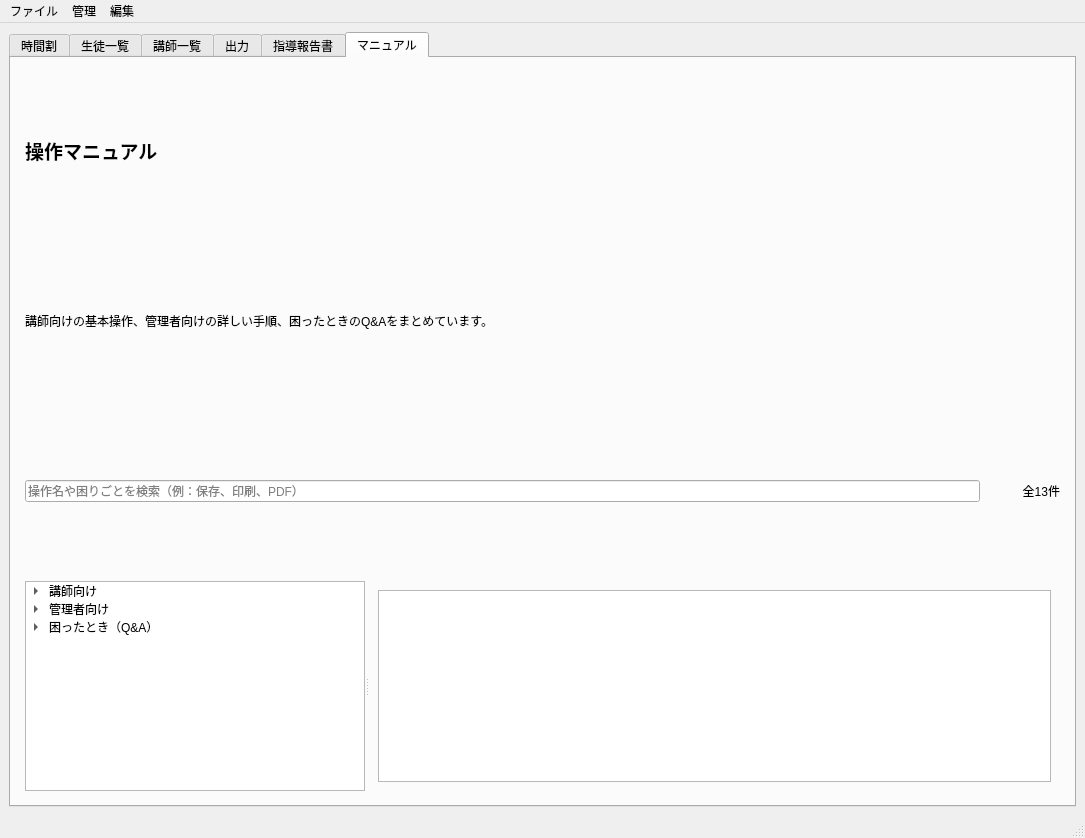
Before: the Qt Designer form mainwindow.ui in ROMEKANA/TimeTable, drawn with Qt 5.
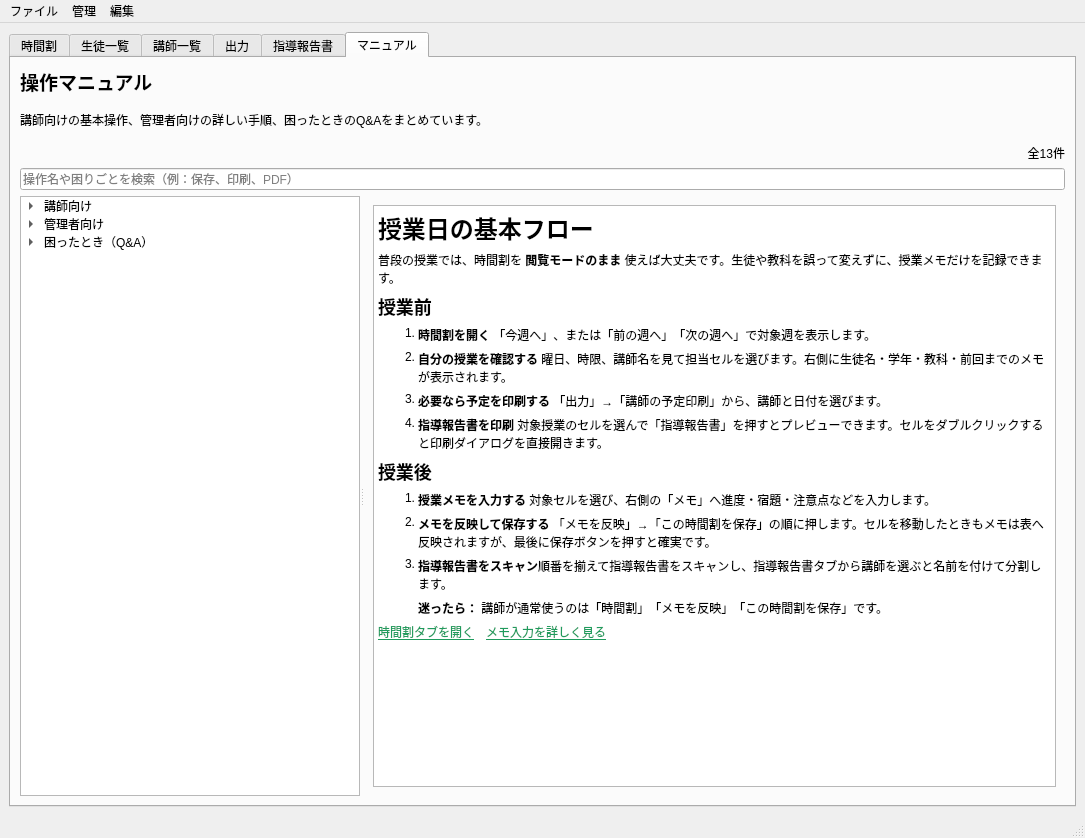
After: the same form once the commit is applied. The open tabs and pages were chosen to show the change. Custom widgets are drawn as their Qt base class.

Commit message: 軽く改修

What changed in the file:
```diff
--- a/mainwindow.ui
+++ b/mainwindow.ui
@@ -881,24 +881,15 @@
        <attribute name="title">
         <string>マニュアル</string>
        </attribute>
-       <layout class="QVBoxLayout" name="manualLayout">
-        <property name="leftMargin">
-         <number>14</number>
-        </property>
-        <property name="topMargin">
-         <number>12</number>
-        </property>
-        <property name="rightMargin">
-         <number>14</number>
-        </property>
-        <property name="bottomMargin">
-         <number>14</number>
-        </property>
-        <property name="spacing">
-         <number>10</number>
-        </property>
+       <layout class="QVBoxLayout" name="verticalLayout_3">
         <item>
          <widget class="QLabel" name="manualTitleLabel">
+          <property name="sizePolicy">
+           <sizepolicy hsizetype="Preferred" vsizetype="Fixed">
+            <horstretch>0</horstretch>
+            <verstretch>0</verstretch>
+           </sizepolicy>
+          </property>
           <property name="font">
            <font>
             <pointsize>14</pointsize>
@@ -912,6 +903,12 @@
         </item>
         <item>
          <widget class="QLabel" name="manualDescriptionLabel">
+          <property name="sizePolicy">
+           <sizepolicy hsizetype="Preferred" vsizetype="Fixed">
+            <horstretch>0</horstretch>
+            <verstretch>0</verstretch>
+           </sizepolicy>
+          </property>
           <property name="text">
            <string>講師向けの基本操作、管理者向けの詳しい手順、困ったときのQ&amp;Aをまとめています。</string>
           </property>
@@ -921,37 +918,39 @@
          </widget>
         </item>
         <item>
-         <layout class="QHBoxLayout" name="manualSearchLayout">
-          <item>
-           <widget class="QLineEdit" name="manualSearchEdit">
-            <property name="accessibleName">
-             <string>マニュアルを検索</string>
-            </property>
-            <property name="placeholderText">
-             <string>操作名や困りごとを検索（例：保存、印刷、PDF）</string>
-            </property>
-            <property name="clearButtonEnabled">
-             <bool>true</bool>
-            </property>
-           </widget>
-          </item>
-          <item>
-           <widget class="QLabel" name="manualResultLabel">
-            <property name="minimumSize">
-             <size>
-              <width>70</width>
-              <height>0</height>
-             </size>
-            </property>
-            <property name="text">
-             <string>全13件</string>
-            </property>
-            <property name="alignment">
-             <set>Qt::AlignmentFlag::AlignRight|Qt::AlignmentFlag::AlignVCenter</set>
-            </property>
-           </widget>
-          </item>
-         </layout>
+         <widget class="QLabel" name="manualResultLabel">
+          <property name="sizePolicy">
+           <sizepolicy hsizetype="Preferred" vsizetype="Fixed">
+            <horstretch>0</horstretch>
+            <verstretch>0</verstretch>
+           </sizepolicy>
+          </property>
+          <property name="minimumSize">
+           <size>
+            <width>70</width>
+            <height>0</height>
+           </size>
+          </property>
+          <property name="text">
+           <string>全13件</string>
+          </property>
+          <property name="alignment">
+           <set>Qt::AlignmentFlag::AlignRight|Qt::AlignmentFlag::AlignTrailing|Qt::AlignmentFlag::AlignVCenter</set>
+          </property>
+         </widget>
+        </item>
+        <item>
+         <widget class="QLineEdit" name="manualSearchEdit">
+          <property name="accessibleName">
+           <string>マニュアルを検索</string>
+          </property>
+          <property name="placeholderText">
+           <string>操作名や困りごとを検索（例：保存、印刷、PDF）</string>
+          </property>
+          <property name="clearButtonEnabled">
+           <bool>true</bool>
+          </property>
+         </widget>
         </item>
         <item>
          <widget class="QSplitter" name="manualSplitter">
@@ -1150,7 +1149,36 @@
 
 > **迷ったら：** 講師が通常使うのは「時間割」「メモを反映」「この時間割を保存」です。講師列・生徒名・教科を変える必要がある場合は管理者へ確認してください。
 
-[時間割タブを開く](timetable://tab/0)　[メモ入力を詳しく見る](timetable://topic/teacher-memo)</string>
+[時間割タブを開く](timetable://tab/0)　[メモ入力を詳しく見る](timetable://topic/teacher-memo)
+
+</string>
+               </property>
+               <property name="html">
+                <string>&lt;!DOCTYPE HTML PUBLIC &quot;-//W3C//DTD HTML 4.0//EN&quot; &quot;http://www.w3.org/TR/REC-html40/strict.dtd&quot;&gt;
+&lt;html&gt;&lt;head&gt;&lt;meta name=&quot;qrichtext&quot; content=&quot;1&quot; /&gt;&lt;meta charset=&quot;utf-8&quot; /&gt;&lt;style type=&quot;text/css&quot;&gt;
+p, li { white-space: pre-wrap; }
+hr { height: 1px; border-width: 0; }
+li.unchecked::marker { content: &quot;\2610&quot;; }
+li.checked::marker { content: &quot;\2612&quot;; }
+&lt;/style&gt;&lt;/head&gt;&lt;body style=&quot; font-family:'Yu Gothic UI'; font-size:9pt; font-weight:400; font-style:normal;&quot;&gt;
+&lt;h1 style=&quot; margin-top:0px; margin-bottom:0px; margin-left:0px; margin-right:0px; -qt-block-indent:0; text-indent:0px;&quot;&gt;&lt;span style=&quot; font-size:xx-large; font-weight:700;&quot;&gt;授業日の基本フロー&lt;/span&gt;&lt;/h1&gt;
+&lt;p style=&quot; margin-top:6px; margin-bottom:6px; margin-left:0px; margin-right:0px; -qt-block-indent:0; text-indent:0px;&quot;&gt;普段の授業では、時間割を &lt;span style=&quot; font-weight:700;&quot;&gt;閲覧モードのまま&lt;/span&gt; 使えば大丈夫です。生徒や教科を誤って変えずに、授業メモだけを記録できます。&lt;/p&gt;
+&lt;h2 style=&quot; margin-top:0px; margin-bottom:0px; margin-left:0px; margin-right:0px; -qt-block-indent:0; text-indent:0px;&quot;&gt;&lt;span style=&quot; font-size:x-large; font-weight:700;&quot;&gt;授業前&lt;/span&gt;&lt;/h2&gt;
+&lt;ol style=&quot;margin-top: 0px; margin-bottom: 0px; margin-left: 0px; margin-right: 0px; -qt-list-indent: 1;&quot;&gt;
+&lt;li style=&quot; margin-top:6px; margin-bottom:6px; margin-left:0px; margin-right:0px; -qt-block-indent:0; text-indent:0px;&quot;&gt;&lt;span style=&quot; font-weight:700;&quot;&gt;時間割を開く&lt;/span&gt; 「今週へ」、または「前の週へ」「次の週へ」で対象週を表示します。&lt;/li&gt;
+&lt;li style=&quot; margin-top:6px; margin-bottom:6px; margin-left:0px; margin-right:0px; -qt-block-indent:0; text-indent:0px;&quot;&gt;&lt;span style=&quot; font-weight:700;&quot;&gt;自分の授業を確認する&lt;/span&gt; 曜日、時限、講師名を見て担当セルを選びます。右側に生徒名・学年・教科・前回までのメモが表示されます。&lt;/li&gt;
+&lt;li style=&quot; margin-top:6px; margin-bottom:6px; margin-left:0px; margin-right:0px; -qt-block-indent:0; text-indent:0px;&quot;&gt;&lt;span style=&quot; font-weight:700;&quot;&gt;必要なら予定を印刷する&lt;/span&gt; 「出力」→「講師の予定印刷」から、講師と日付を選びます。&lt;/li&gt;
+&lt;li style=&quot; margin-top:6px; margin-bottom:6px; margin-left:0px; margin-right:0px; -qt-block-indent:0; text-indent:0px;&quot;&gt;&lt;span style=&quot; font-weight:700;&quot;&gt;指導報告書を印刷&lt;/span&gt; 対象授業のセルを選んで「指導報告書」を押すとプレビューできます。セルをダブルクリックすると印刷ダイアログを直接開きます。&lt;/li&gt;&lt;/ol&gt;
+&lt;h2 style=&quot; margin-top:0px; margin-bottom:0px; margin-left:0px; margin-right:0px; -qt-block-indent:0; text-indent:0px;&quot;&gt;&lt;span style=&quot; font-size:x-large; font-weight:700;&quot;&gt;授業後&lt;/span&gt;&lt;/h2&gt;
+&lt;ol style=&quot;margin-top: 0px; margin-bottom: 0px; margin-left: 0px; margin-right: 0px; -qt-list-indent: 1;&quot;&gt;
+&lt;li style=&quot; margin-top:6px; margin-bottom:6px; margin-left:0px; margin-right:0px; -qt-block-indent:0; text-indent:0px;&quot;&gt;&lt;span style=&quot; font-weight:700;&quot;&gt;授業メモを入力する&lt;/span&gt; 対象セルを選び、右側の「メモ」へ進度・宿題・注意点などを入力します。&lt;/li&gt;
+&lt;li style=&quot; margin-top:6px; margin-bottom:6px; margin-left:0px; margin-right:0px; -qt-block-indent:0; text-indent:0px;&quot;&gt;&lt;span style=&quot; font-weight:700;&quot;&gt;メモを反映して保存する&lt;/span&gt; 「メモを反映」→「この時間割を保存」の順に押します。セルを移動したときもメモは表へ反映されますが、最後に保存ボタンを押すと確実です。&lt;/li&gt;
+&lt;li style=&quot; margin-top:6px; margin-bottom:6px; margin-left:0px; margin-right:0px; -qt-block-indent:0; text-indent:0px;&quot;&gt;&lt;span style=&quot; font-weight:700;&quot;&gt;指導報告書をスキャン&lt;/span&gt;順番を揃えて指導報告書をスキャンし、指導報告書タブから講師を選ぶと名前を付けて分割します。&lt;/li&gt;&lt;/ol&gt;
+&lt;p style=&quot; margin-top:6px; margin-bottom:6px; margin-left:40px; margin-right:40px; -qt-block-indent:0; text-indent:0px;&quot;&gt;&lt;span style=&quot; font-weight:700;&quot;&gt;迷ったら：&lt;/span&gt; 講師が通常使うのは「時間割」「メモを反映」「この時間割を保存」です。&lt;/p&gt;
+&lt;p style=&quot; margin-top:6px; margin-bottom:6px; margin-left:0px; margin-right:0px; -qt-block-indent:0; text-indent:0px;&quot;&gt;&lt;a href=&quot;timetable://tab/0&quot;&gt;&lt;span style=&quot; text-decoration: underline; color:#1f9b5d;&quot;&gt;時間割タブを開く&lt;/span&gt;&lt;/a&gt;　&lt;a href=&quot;timetable://topic/teacher-memo&quot;&gt;&lt;span style=&quot; text-decoration: underline; color:#1f9b5d;&quot;&gt;メモ入力を詳しく見る&lt;/span&gt;&lt;/a&gt;&lt;/p&gt;&lt;/body&gt;&lt;/html&gt;</string>
+               </property>
+               <property name="openLinks">
+                <bool>false</bool>
                </property>
               </widget>
              </item>
```
Left out of the diff: 315 changed lines with no effect on the pictures.
